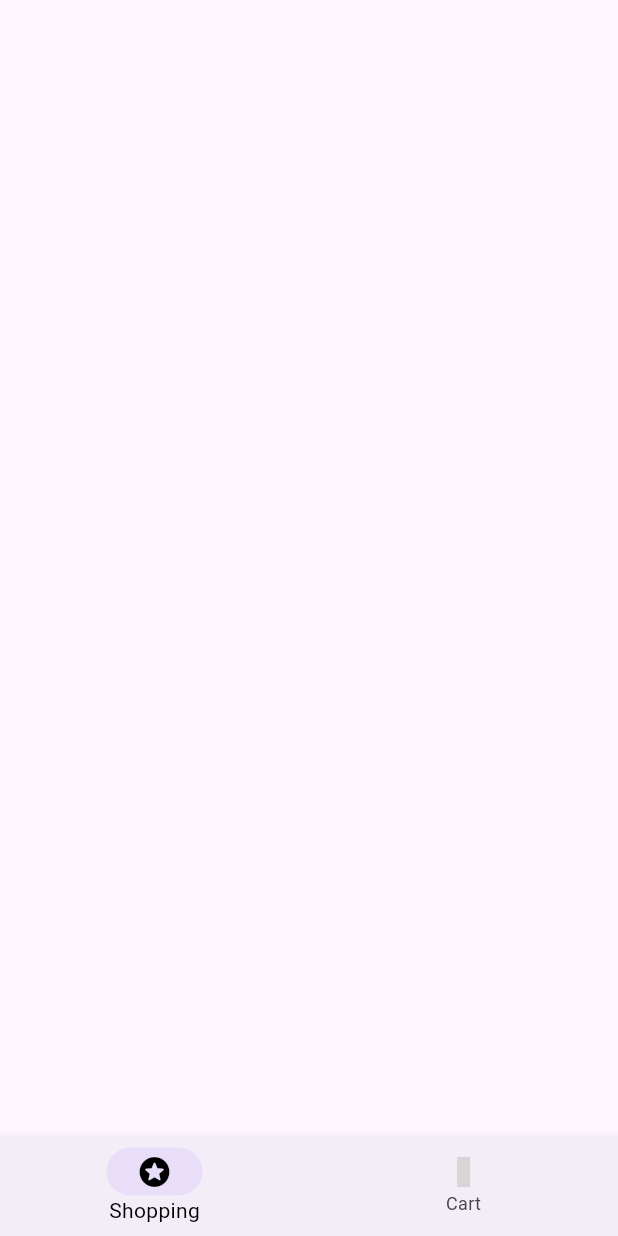
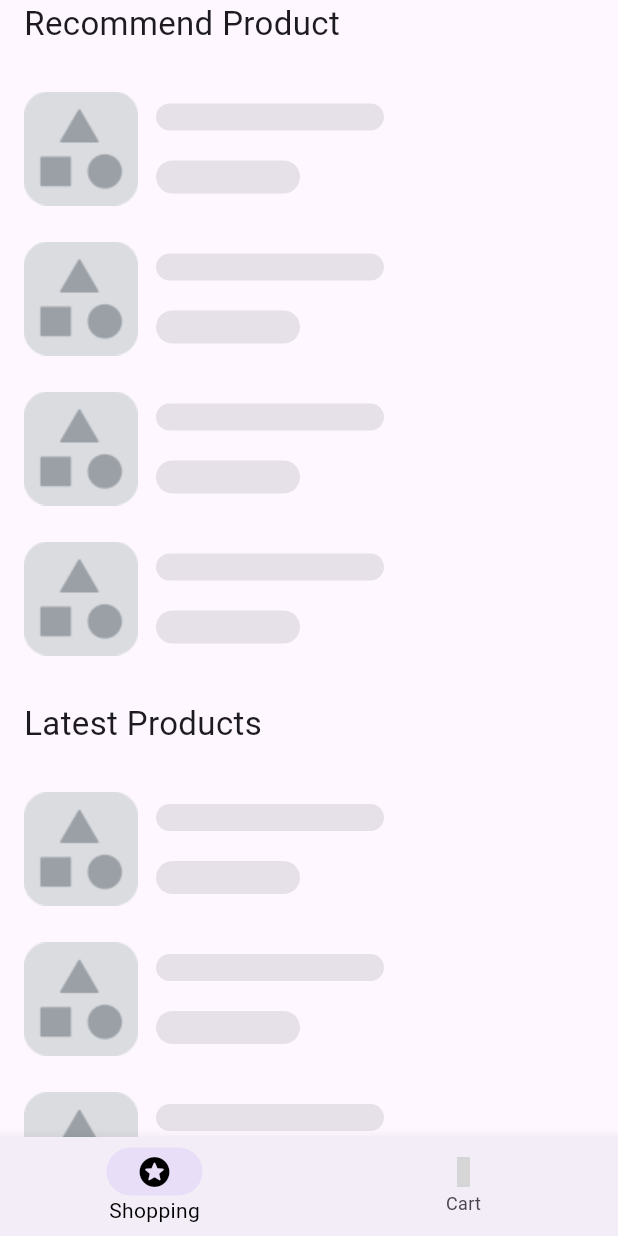
Before and after one commit to peet29/homework-test, a Flutter app: the screen it shows after launch, on a phone screen of 412 x 824 dp. Run offline on Flutter 3.47's test engine with Material 3 defaults, Android fonts, the phone set to English and light mode, and no system bars; our stand-ins replace dio, easy_localization, flutter_dotenv, flutter_riverpod, freezed_annotation, go_router and 4 more; generated files the repository leaves out were written again; grey boxes are pictures that could not be loaded.

Commit message:
add loader

```diff
--- a/lib/src/core/theme/colors.dart
+++ b/lib/src/core/theme/colors.dart
@@ -6,3 +6,5 @@ const schemesOnSurfaceVariant = Color.fromRGBO(73, 69, 79, 1);
 
 const lightOnPrimaryContainer = Color.fromRGBO(33, 0, 93, 1);
 const schemesSecondary = Color.fromRGBO(98, 91, 113, 1);
+
+const shimmerColor = Color.fromRGBO(230, 224, 233, 1);
--- a/lib/src/features/shopping/presentation/shopping_screen.dart
+++ b/lib/src/features/shopping/presentation/shopping_screen.dart
@@ -2,6 +2,7 @@ import 'package:easy_localization/easy_localization.dart';
 import 'package:flutter/material.dart';
 import 'package:flutter_riverpod/flutter_riverpod.dart';
 import 'package:homework_test/src/features/shopping/presentation/controller/shopping_controller.dart';
+import 'package:homework_test/src/features/shopping/presentation/widgets/product_list_item_loading_widget.dart';
 import 'package:homework_test/src/features/shopping/presentation/widgets/product_list_item_widget.dart';
 import 'package:homework_test/src/features/shopping/presentation/widgets/recommend_product_widget.dart';
 
@@ -44,14 +45,15 @@ class _ShoppingScreenState extends ConsumerState<ShoppingScreen> {
 
   @override
   Widget build(BuildContext context) {
-    final product =
-        ref.watch(shoppingControllerProvider).latestProduct.valueOrNull ?? [];
+    final latestProduct = ref.watch(
+        shoppingControllerProvider.select((state) => state.latestProduct));
 
     return SafeArea(
       child: Scaffold(
         body: Scrollbar(
             controller: scrollController,
-          child: ListView.builder(
+            child: latestProduct.when(data: (product) {
+              return ListView.builder(
                 controller: scrollController,
                 itemCount: product.length,
                 itemBuilder: (context, index) {
@@ -65,8 +67,8 @@ class _ShoppingScreenState extends ConsumerState<ShoppingScreen> {
                   }
 
                   if (index == product.length - 1) {
-                final isLoadingMore =
-                    ref.watch(shoppingControllerProvider).isLoadingMore;
+                    final isLoadingMore = ref.watch(shoppingControllerProvider
+                        .select((state) => state.isLoadingMore));
                     return Column(
                       children: [
                         ProductListItemWidget(product: product[index]),
@@ -89,8 +91,55 @@ class _ShoppingScreenState extends ConsumerState<ShoppingScreen> {
 
                   return ProductListItemWidget(product: product[index]);
                 },
+              );
+            }, error: (error, st) {
+              return Text(error.toString());
+            }, loading: () {
+              return SingleChildScrollView(
+                child: Column(
+                  crossAxisAlignment: CrossAxisAlignment.start,
+                  children: [
+                    Padding(
+                      padding: const EdgeInsets.only(left: 16),
+                      child: Text(
+                        context.tr('recommendProduct'),
+                        style: const TextStyle(
+                          fontSize: 22,
+                          fontWeight: FontWeight.w400,
                         ),
                       ),
+                    ),
+                    const SizedBox(
+                      height: 18,
+                    ),
+                    ...List.generate(4, (index) {
+                      return const ProductListItemLoadingWidget();
+                    }),
+                    const SizedBox(
+                      height: 18,
+                    ),
+                    Padding(
+                      padding: const EdgeInsets.only(left: 16),
+                      child: Text(
+                        context.tr(
+                          'latestProducts',
+                        ),
+                        style: const TextStyle(
+                          fontSize: 22,
+                          fontWeight: FontWeight.w400,
+                        ),
+                      ),
+                    ),
+                    const SizedBox(
+                      height: 18,
+                    ),
+                    ...List.generate(6, (index) {
+                      return const ProductListItemLoadingWidget();
+                    }),
+                  ],
+                ),
+              );
+            })),
       ),
     );
   }
--- /dev/null
+++ b/lib/src/features/shopping/presentation/widgets/product_list_item_loading_widget.dart
@@ -0,0 +1,49 @@
+import 'package:flutter/material.dart';
+import 'package:flutter_riverpod/flutter_riverpod.dart';
+import 'package:homework_test/gen/assets.gen.dart';
+import 'package:homework_test/src/core/theme/colors.dart';
+
+class ProductListItemLoadingWidget extends ConsumerWidget {
+  const ProductListItemLoadingWidget({
+    super.key,
+  });
+
+  @override
+  Widget build(BuildContext context, WidgetRef ref) {
+    return Padding(
+      padding: const EdgeInsets.only(left: 16, right: 16, top: 12, bottom: 12),
+      child: Row(
+        children: [
+          Assets.images.productPlaceholder.image(),
+          const SizedBox(
+            width: 12,
+          ),
+          Column(
+            crossAxisAlignment: CrossAxisAlignment.start,
+            children: [
+              Container(
+                width: 152,
+                height: 18,
+                decoration: BoxDecoration(
+                  color: shimmerColor,
+                  borderRadius: BorderRadius.circular(16),
+                ),
+              ),
+              const SizedBox(
+                height: 20,
+              ),
+              Container(
+                width: 96,
+                height: 22,
+                decoration: BoxDecoration(
+                  color: shimmerColor,
+                  borderRadius: BorderRadius.circular(16),
+                ),
+              ),
+            ],
+          ),
+        ],
+      ),
+    );
+  }
+}
```
Also changed, not shown: lib/src/features/shopping/presentation/widgets/product_list_item_widget.dart (+24 -5 lines), lib/src/features/shopping/presentation/widgets/recommend_product_widget.dart (+20 -7 lines). Lines whose indentation alone changed are shown as unchanged.
